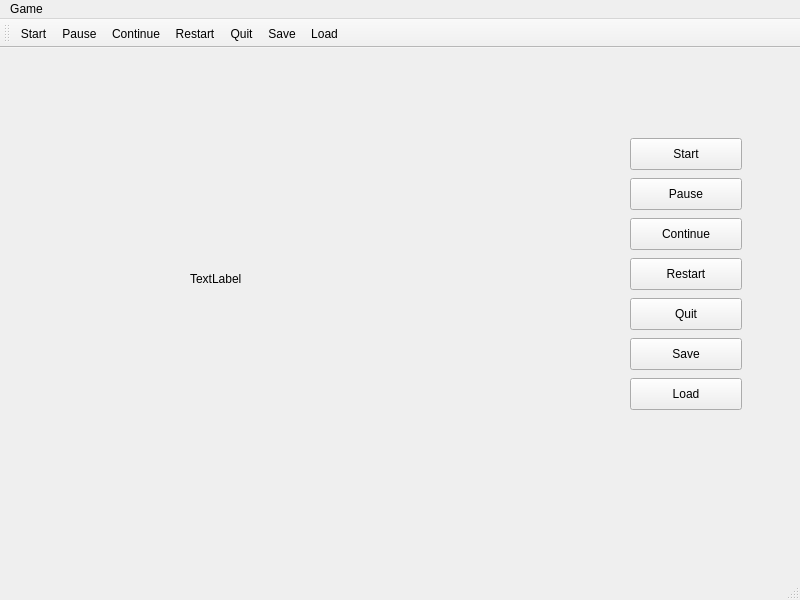
The window that snake.ui (Bruce-Ch/Snake) describes before a commit, drawn with Qt 5.
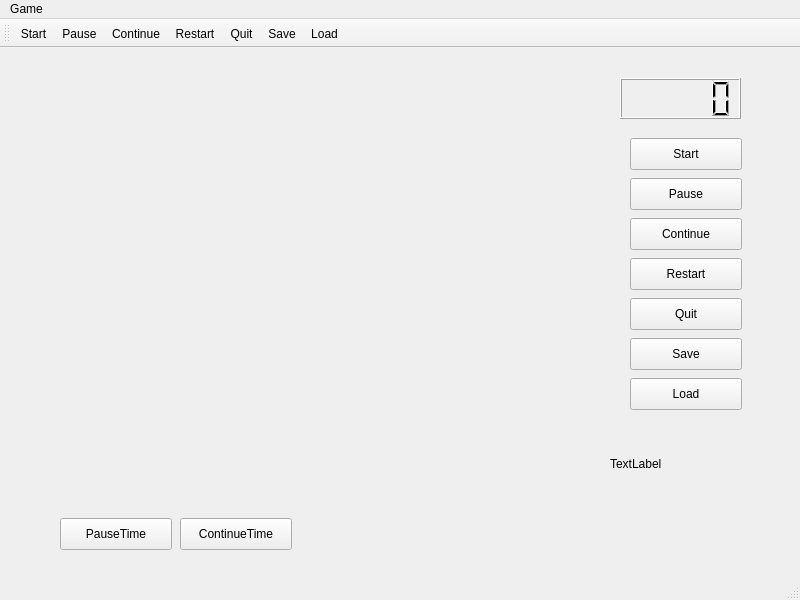
The same window after the commit.

Commit message: feat: implement yetToStart state

Diff of the .ui file:
```diff
--- a/snake.ui
+++ b/snake.ui
@@ -17,10 +17,10 @@
    <widget class="QLabel" name="label">
     <property name="geometry">
      <rect>
-      <x>190</x>
-      <y>190</y>
-      <width>221</width>
-      <height>81</height>
+      <x>610</x>
+      <y>390</y>
+      <width>141</width>
+      <height>51</height>
      </rect>
     </property>
     <property name="text">
@@ -121,6 +121,42 @@
      <string>Load</string>
     </property>
    </widget>
+   <widget class="QLCDNumber" name="timeLCDNumber">
+    <property name="geometry">
+     <rect>
+      <x>620</x>
+      <y>30</y>
+      <width>121</width>
+      <height>41</height>
+     </rect>
+    </property>
+   </widget>
+   <widget class="QPushButton" name="pauseTimeButton">
+    <property name="geometry">
+     <rect>
+      <x>60</x>
+      <y>470</y>
+      <width>112</width>
+      <height>32</height>
+     </rect>
+    </property>
+    <property name="text">
+     <string>PauseTime</string>
+    </property>
+   </widget>
+   <widget class="QPushButton" name="continueTimeButton">
+    <property name="geometry">
+     <rect>
+      <x>180</x>
+      <y>470</y>
+      <width>112</width>
+      <height>32</height>
+     </rect>
+    </property>
+    <property name="text">
+     <string>ContinueTime</string>
+    </property>
+   </widget>
   </widget>
   <widget class="QMenuBar" name="menubar">
    <property name="geometry">
```
The commit also changes 2 other files.
